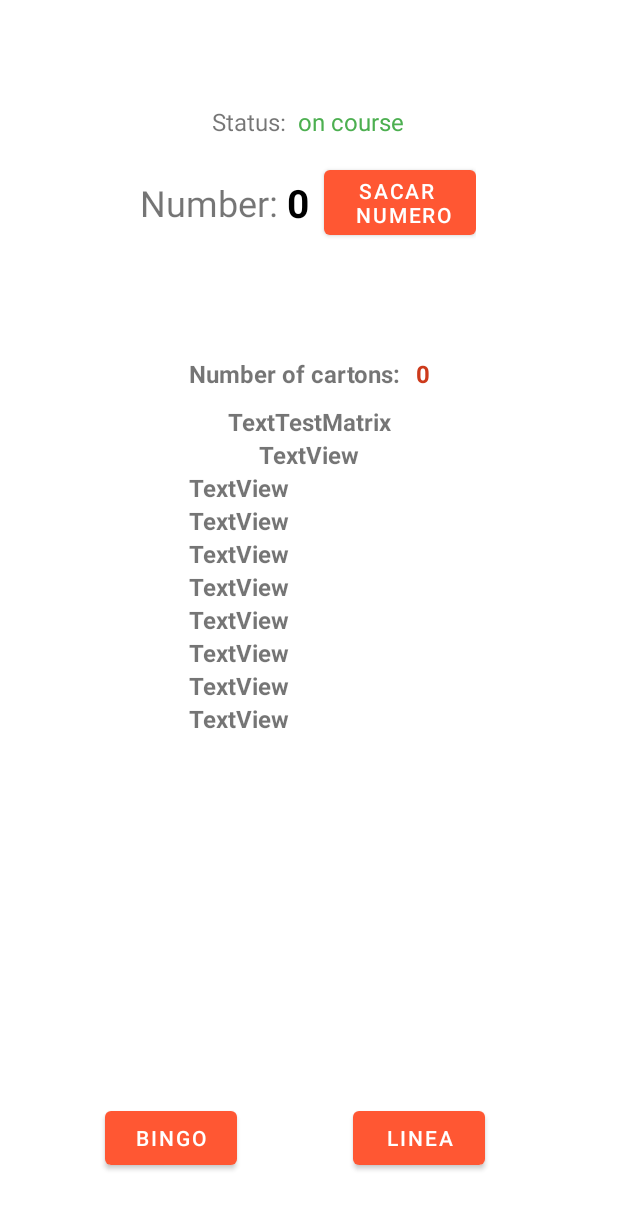
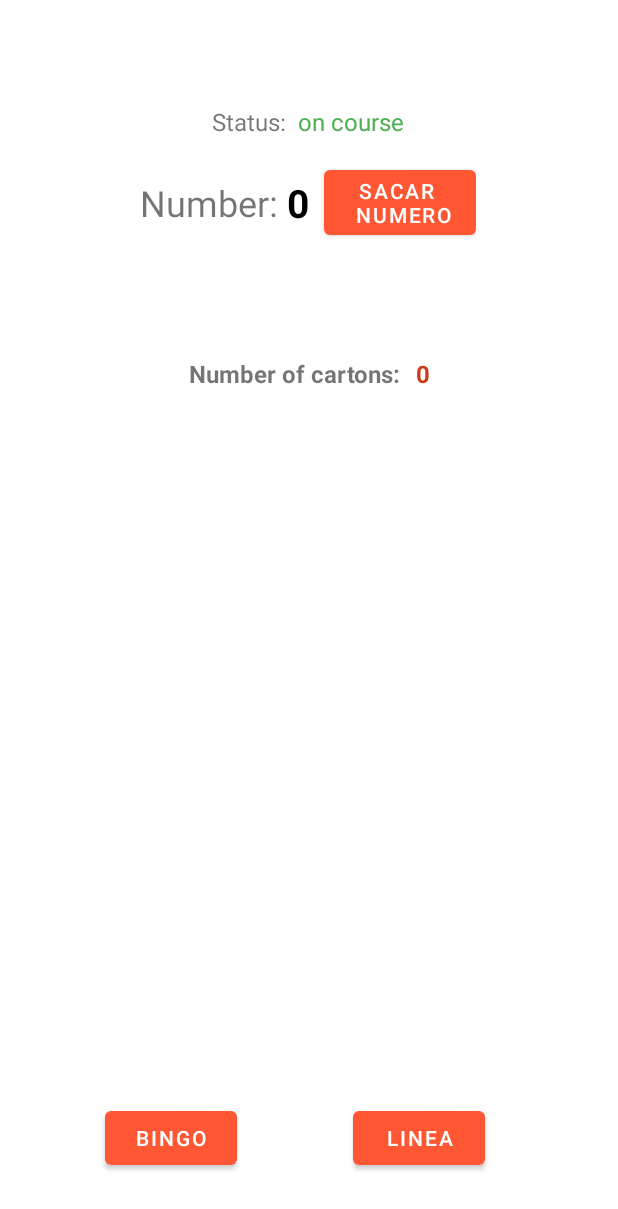
Before and after one commit to danylc9/Bingo2, an Android app: the layout activity_sala.xml on its own in the app's theme, with its tools: preview values and no code run, on a phone screen of 412 x 824 dp. Shown: the top 1209 px of the screen. Run offline under Robolectric (Android 15) with nearby library versions, the phone set to English and light mode, and no system bars; Roboto replaces fonts that are not available here.

```diff
--- a/app/src/main/java/com/example/bingo/ViewModelGeneral.java
+++ b/app/src/main/java/com/example/bingo/ViewModelGeneral.java
@@ -56,4 +56,5 @@ public class ViewModelGeneral {
     static Game game9 = new Game();
     static Game game10 = new Game();
 
+
 }
--- a/app/src/main/res/layout/activity_sala.xml
+++ b/app/src/main/res/layout/activity_sala.xml
@@ -185,7 +185,6 @@
                 android:id="@+id/TextTestMatrix"
                 android:layout_width="wrap_content"
                 android:layout_height="wrap_content"
-                android:text="TextTestMatrix"
                 android:textSize="16sp"
                 android:textStyle="bold" />
 
@@ -193,7 +192,6 @@
                 android:id="@+id/carton2"
                 android:layout_width="wrap_content"
                 android:layout_height="wrap_content"
-                android:text="TextView"
                 android:textSize="16sp"
                 android:textStyle="bold" />
 
@@ -201,7 +199,6 @@
                 android:id="@+id/carton3"
                 android:layout_width="match_parent"
                 android:layout_height="wrap_content"
-                android:text="TextView"
                 android:textSize="16sp"
                 android:textStyle="bold" />
 
@@ -209,7 +206,6 @@
                 android:id="@+id/carton4"
                 android:layout_width="match_parent"
                 android:layout_height="wrap_content"
-                android:text="TextView"
                 android:textSize="16sp"
                 android:textStyle="bold" />
 
@@ -217,7 +213,6 @@
                 android:id="@+id/carton5"
                 android:layout_width="match_parent"
                 android:layout_height="wrap_content"
-                android:text="TextView"
                 android:textSize="16sp"
                 android:textStyle="bold" />
 
@@ -225,7 +220,6 @@
                 android:id="@+id/carton6"
                 android:layout_width="match_parent"
                 android:layout_height="wrap_content"
-                android:text="TextView"
                 android:textSize="16sp"
                 android:textStyle="bold" />
 
@@ -233,7 +227,6 @@
                 android:id="@+id/carton7"
                 android:layout_width="match_parent"
                 android:layout_height="wrap_content"
-                android:text="TextView"
                 android:textSize="16sp"
                 android:textStyle="bold" />
 
@@ -241,7 +234,6 @@
                 android:id="@+id/carton8"
                 android:layout_width="match_parent"
                 android:layout_height="wrap_content"
-                android:text="TextView"
                 android:textSize="16sp"
                 android:textStyle="bold" />
 
@@ -249,7 +241,6 @@
                 android:id="@+id/carton9"
                 android:layout_width="match_parent"
                 android:layout_height="wrap_content"
-                android:text="TextView"
                 android:textSize="16sp"
                 android:textStyle="bold" />
 
@@ -257,7 +248,6 @@
                 android:id="@+id/carton10"
                 android:layout_width="match_parent"
                 android:layout_height="wrap_content"
-                android:text="TextView"
                 android:textSize="16sp"
                 android:textStyle="bold" />
 
```
Also changed, not shown: app/src/main/java/com/example/bingo/Sala.java (+27 -2 lines).
